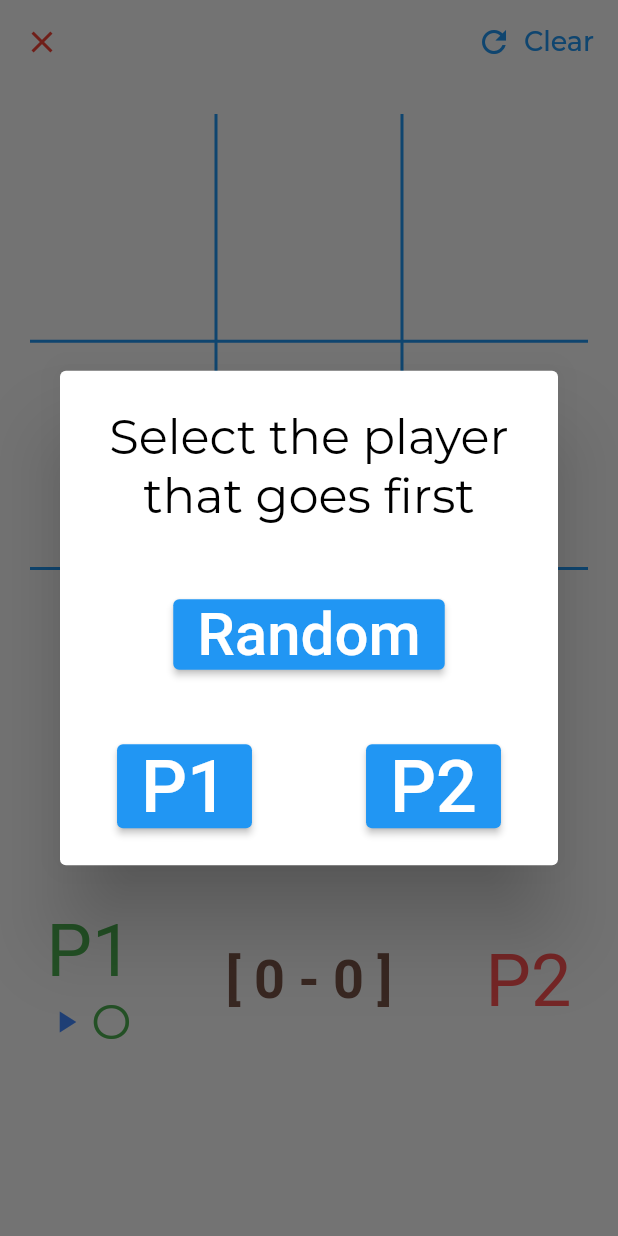
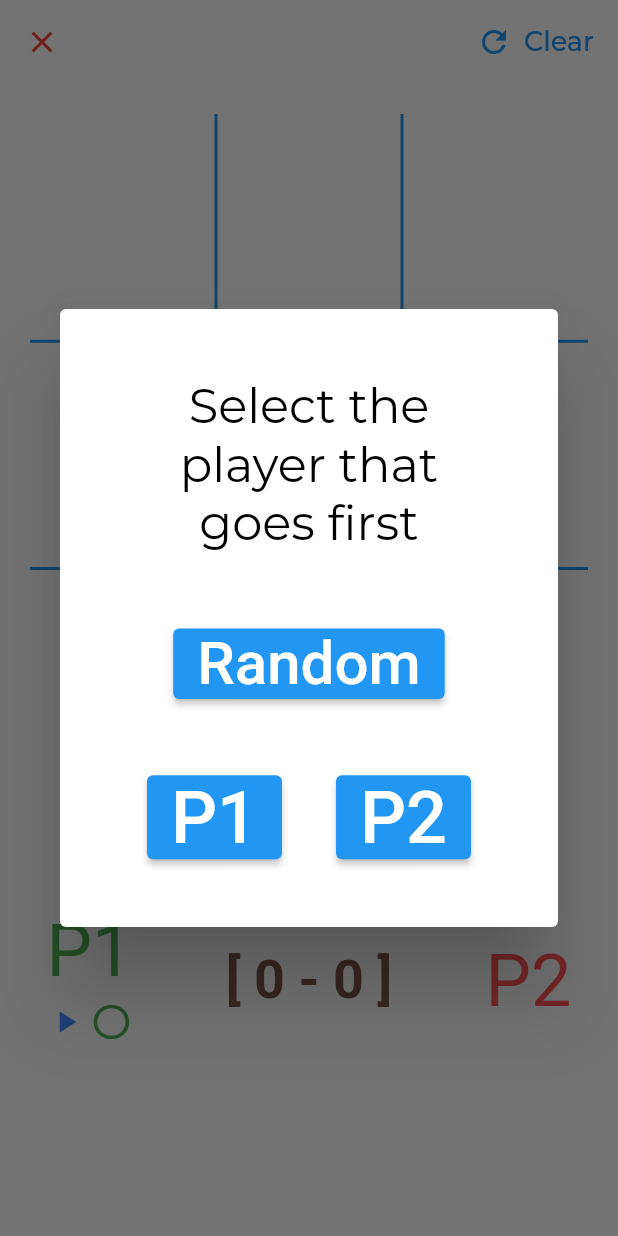
Before and after one commit to vitthal-inani/tictac, a Flutter app: the GameScreen screen opened directly, after a tap on "Clear", on a phone screen of 412 x 824 dp. Run offline on Flutter 3.47's test engine with Material 2 defaults, Android fonts, the phone set to English and light mode, and no system bars; our stand-ins replace get, google_fonts.

Commit message:
1.1.0 Release

```diff
--- a/lib/Screens/GameScreen.dart
+++ b/lib/Screens/GameScreen.dart
@@ -40,8 +40,12 @@ class _GameScreenState extends State<GameScreen> {
                   context: context,
                   builder: (context) {
                     return Dialog(
+                      child: Container(
+                        alignment: Alignment.center,
+                        height: _size.height * 0.5,
+                        padding:
+                            EdgeInsets.symmetric(horizontal: 40, vertical: 20),
                         child: SizedBox(
-                        height: _size.height * 0.4,
                           child: Column(
                             mainAxisAlignment: MainAxisAlignment.spaceAround,
                             children: [
@@ -54,7 +58,8 @@ class _GameScreenState extends State<GameScreen> {
                                 ),
                               ]),
                               ElevatedButton(
-                              onPressed: () => Navigator.pop(context, "Random"),
+                                onPressed: () =>
+                                    Navigator.pop(context, "Random"),
                                 child: Text(
                                   "Random",
                                   style: GoogleFonts.bowlbyOne(
@@ -62,10 +67,12 @@ class _GameScreenState extends State<GameScreen> {
                                 ),
                               ),
                               Row(
-                              mainAxisAlignment: MainAxisAlignment.spaceAround,
+                                mainAxisAlignment:
+                                    MainAxisAlignment.spaceAround,
                                 children: [
                                   ElevatedButton(
-                                  onPressed: () => Navigator.pop(context, "P1"),
+                                    onPressed: () =>
+                                        Navigator.pop(context, "P1"),
                                     child: Text(
                                       "P1",
                                       style: GoogleFonts.bowlbyOne(
@@ -73,7 +80,8 @@ class _GameScreenState extends State<GameScreen> {
                                     ),
                                   ),
                                   ElevatedButton(
-                                  onPressed: () => Navigator.pop(context, "P2"),
+                                    onPressed: () =>
+                                        Navigator.pop(context, "P2"),
                                     child: Text(
                                       "P2",
                                       style: GoogleFonts.bowlbyOne(
@@ -83,6 +91,7 @@ class _GameScreenState extends State<GameScreen> {
                                 ],
                               )
                             ],
+                          ),
                         ),
                       ),
                     );
```
Lines whose indentation alone changed are shown as unchanged.
